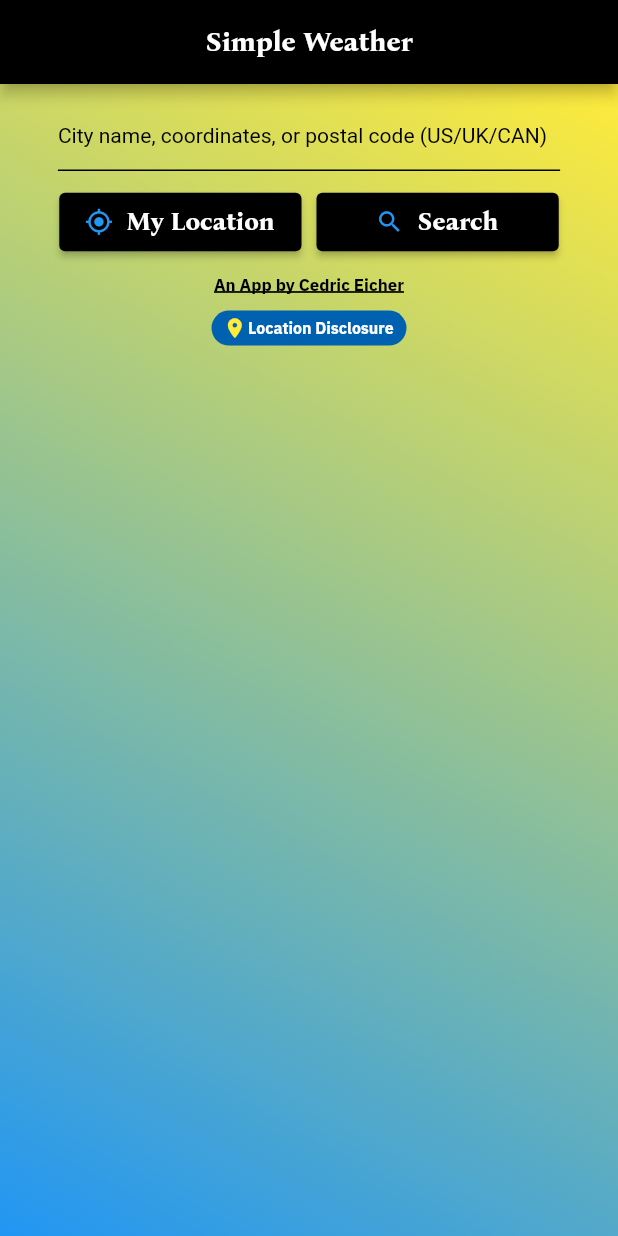
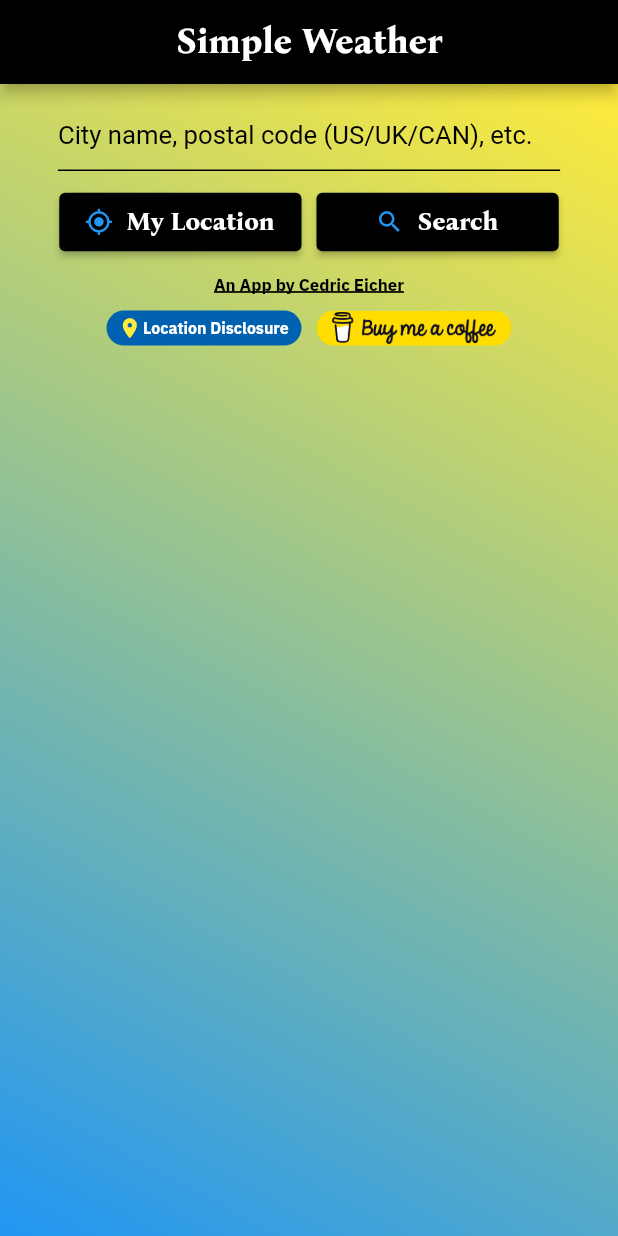
Before and after one commit to cedriceicher10/VeryGoodWeatherApp, a Flutter app: the screen it shows after launch, after a tap on "My Location", on a phone screen of 412 x 824 dp. Run offline on Flutter 3.47's test engine with Material 2 defaults, Android fonts, the phone set to English and light mode, and no system bars; our stand-ins replace animated_splash_screen, fl_chart, flutter_bloc, geocoding, location, page_transition and 2 more.

Commit message:
Fixed overflow of precipitation decimal places.  Added dynamic sizing to the splash screen. Changed some sizing for fonts. Added BMAC button.

```diff
--- a/lib/splash_screen.dart
+++ b/lib/splash_screen.dart
@@ -23,9 +23,9 @@ class SplashScreen extends StatelessWidget {
                           offset: Offset(0, 0),
                         ),
                       ]),
-                      child: const Image(
-                          width: 185,
-                          image: AssetImage(
+                      child: Image(
+                          width: getImageWidth(context),
+                          image: const AssetImage(
                               'assets/images/CE_Ventures_Square.png')))),
               decoration: const BoxDecoration(
                   gradient: LinearGradient(
@@ -51,4 +51,10 @@ class SplashScreen extends StatelessWidget {
   double getScreenHeight(BuildContext context) {
     return MediaQuery.of(context).size.height;
   }
+
+  double getImageWidth(BuildContext context) {
+    double _screenWidth = MediaQuery.of(context).size.width;
+    double _imageWidth = (200 / 392) * _screenWidth;
+    return _imageWidth;
+  }
 }
--- a/lib/weather_screen.dart
+++ b/lib/weather_screen.dart
@@ -67,8 +67,8 @@ class _WeatherScreenState extends State<WeatherScreen> {
   double iconTextSpacing = 0;
   double locationDisclosureHeight = 0;
   double locationDisclosureWidth = 0;
-  double _smallButtonCornerRadius = 0;
-  double _locationDisclosureCornerRadius = 0;
+  double smallButtonCornerRadius = 0;
+  double locationDisclosureCornerRadius = 0;
 
   @override
   Widget build(BuildContext context) {
@@ -186,7 +186,15 @@ class _WeatherScreenState extends State<WeatherScreen> {
       return Column(children: [
         signatureText('An App by Cedric Eicher'),
         SizedBox(height: spacing),
-        locationDisclosureButton()
+        //locationDisclosureButton()
+        Row(
+            mainAxisAlignment: MainAxisAlignment.center,
+            crossAxisAlignment: CrossAxisAlignment.center,
+            children: [
+              locationDisclosureButton(),
+              SizedBox(width: spacing),
+              buyMeACoffee(context),
+            ]),
       ]);
     }
     return // Fade upon reloads to alert user something is happening
@@ -201,7 +209,15 @@ class _WeatherScreenState extends State<WeatherScreen> {
       SizedBox(height: spacing),
       signatureText('An App by Cedric Eicher'),
       SizedBox(height: spacing),
-      locationDisclosureButton(),
+      Row(
+          mainAxisAlignment: MainAxisAlignment.center,
+          crossAxisAlignment: CrossAxisAlignment.center,
+          children: [
+            locationDisclosureButton(),
+            SizedBox(width: spacing),
+            buyMeACoffee(context),
+          ]),
+      //locationDisclosureButton(),
     ])));
   }
 
@@ -273,11 +289,10 @@ class _WeatherScreenState extends State<WeatherScreen> {
               .showSnackBar(snackBarFloating('The search bar is empty!', 3));
         }
       },
-      style: TextStyle(color: _theme.textColor),
+      style: TextStyle(color: _theme.textColor, fontSize: fontSizeSmall),
       decoration: InputDecoration(
-        hintText: 'City name, coordinates, or postal code (US/UK/CAN)',
-        hintStyle:
-            TextStyle(color: _theme.textColor, fontSize: fontSizeSmaller),
+        hintText: 'City name, postal code (US/UK/CAN), etc.',
+        hintStyle: TextStyle(color: _theme.textColor, fontSize: fontSizeSmall),
         enabledBorder: UnderlineInputBorder(
           borderSide: BorderSide(color: _theme.textColor),
         ),
@@ -321,7 +336,7 @@ class _WeatherScreenState extends State<WeatherScreen> {
             primary: Colors.black,
             fixedSize: Size(topButtonWidth, topButtonHeight),
             shape: RoundedRectangleBorder(
-                borderRadius: BorderRadius.circular(_smallButtonCornerRadius))),
+                borderRadius: BorderRadius.circular(smallButtonCornerRadius))),
         child: Row(mainAxisAlignment: MainAxisAlignment.center, children: [
           Icon(
             Icons.my_location_sharp,
@@ -373,7 +388,7 @@ class _WeatherScreenState extends State<WeatherScreen> {
             primary: Colors.black,
             fixedSize: Size(topButtonWidth, topButtonHeight),
             shape: RoundedRectangleBorder(
-                borderRadius: BorderRadius.circular(_smallButtonCornerRadius))),
+                borderRadius: BorderRadius.circular(smallButtonCornerRadius))),
         child: Row(mainAxisAlignment: MainAxisAlignment.center, children: [
           Icon(
             Icons.search,
@@ -470,7 +485,7 @@ class _WeatherScreenState extends State<WeatherScreen> {
                 'visibility'),
             weatherMetricText(
                 'Precip:',
-                '${weather.precipitation} $precipitationUnits',
+                '${weather.precipitation.toStringAsFixed(1)} $precipitationUnits',
                 'predictability')
           ],
         ),
@@ -758,7 +773,7 @@ class _WeatherScreenState extends State<WeatherScreen> {
             primary: Colors.black,
             fixedSize: Size(bottomButtonWidth, bottomButtonHeight),
             shape: RoundedRectangleBorder(
-                borderRadius: BorderRadius.circular(_smallButtonCornerRadius))),
+                borderRadius: BorderRadius.circular(smallButtonCornerRadius))),
         child: Row(mainAxisAlignment: MainAxisAlignment.center, children: [
           Icon(
             Icons.switch_right_sharp,
@@ -792,7 +807,7 @@ class _WeatherScreenState extends State<WeatherScreen> {
             primary: Colors.black,
             fixedSize: Size(bottomButtonWidth, bottomButtonHeight),
             shape: RoundedRectangleBorder(
-                borderRadius: BorderRadius.circular(_smallButtonCornerRadius))),
+                borderRadius: BorderRadius.circular(smallButtonCornerRadius))),
         child: Row(mainAxisAlignment: MainAxisAlignment.center, children: [
           Icon(
             Icons.refresh_sharp,
@@ -970,7 +985,7 @@ class _WeatherScreenState extends State<WeatherScreen> {
   Widget weatherScreenTitle(String text) {
     return FormattedText(
         text: text,
-        size: fontSizeMedium,
+        size: fontSizeMedLarge - 4,
         color: Colors.white,
         font: fontBonaNova,
         weight: FontWeight.bold);
@@ -1039,7 +1054,7 @@ class _WeatherScreenState extends State<WeatherScreen> {
             decoration: BoxDecoration(
                 color: Color.fromARGB(255, 0, 97, 177),
                 borderRadius: BorderRadius.all(
-                    Radius.circular(_locationDisclosureCornerRadius))),
+                    Radius.circular(locationDisclosureCornerRadius))),
             child: Row(
                 mainAxisAlignment: MainAxisAlignment.center,
                 crossAxisAlignment: CrossAxisAlignment.center,
@@ -1064,6 +1079,27 @@ class _WeatherScreenState extends State<WeatherScreen> {
         color: Colors.white,
         font: fontIBMPlexSans,
         weight: FontWeight.bold);
+  }
+
+  Widget buyMeACoffee(BuildContext context) {
+    return SizedBox(
+        height: locationDisclosureHeight,
+        width: locationDisclosureWidth,
+        child: ClipRRect(
+            borderRadius: BorderRadius.circular(locationDisclosureCornerRadius),
+            child: InkWell(
+                onTap: () async {
+                  var url = "https://www.buymeacoffee.com/cedriceicher";
+                  if (!await launch(url)) {
+                    _exception.popUp(
+                        context, 'Launch URL: Could not launch $url');
+                    throw 'Could not launch $url';
+                  }
+                },
+                child: const Image(
+                    fit: BoxFit.fitWidth,
+                    image: AssetImage(
+                        'assets/images/buy_me_a_coffee_button.png')))));
   }
 
   Widget notFoundText() {
@@ -1117,7 +1153,7 @@ class _WeatherScreenState extends State<WeatherScreen> {
     locationDisclosureIconSize = (20 / 523) * _screenWidth;
 
     // Style
-    _smallButtonCornerRadius = (5 / 523) * _screenWidth;
-    _locationDisclosureCornerRadius = (50 / 523) * _screenWidth;
+    smallButtonCornerRadius = (5 / 523) * _screenWidth;
+    locationDisclosureCornerRadius = (50 / 523) * _screenWidth;
   }
 }
```
Also changed, not shown: assets/images/buy_me_a_coffee_button.png (added).
